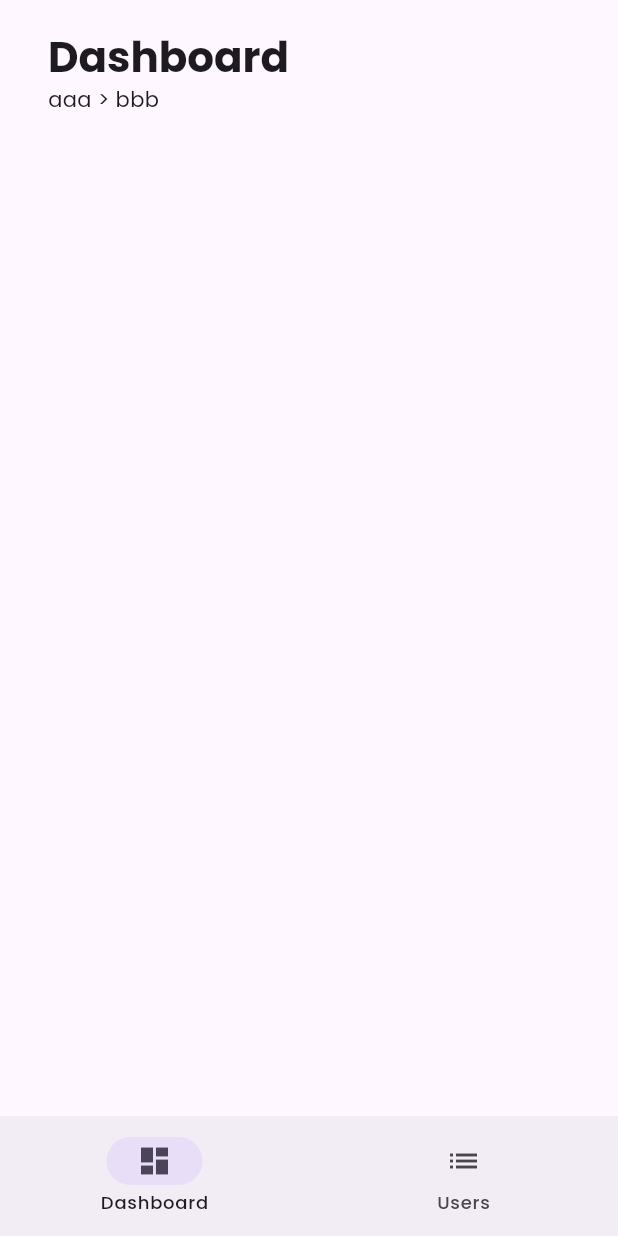
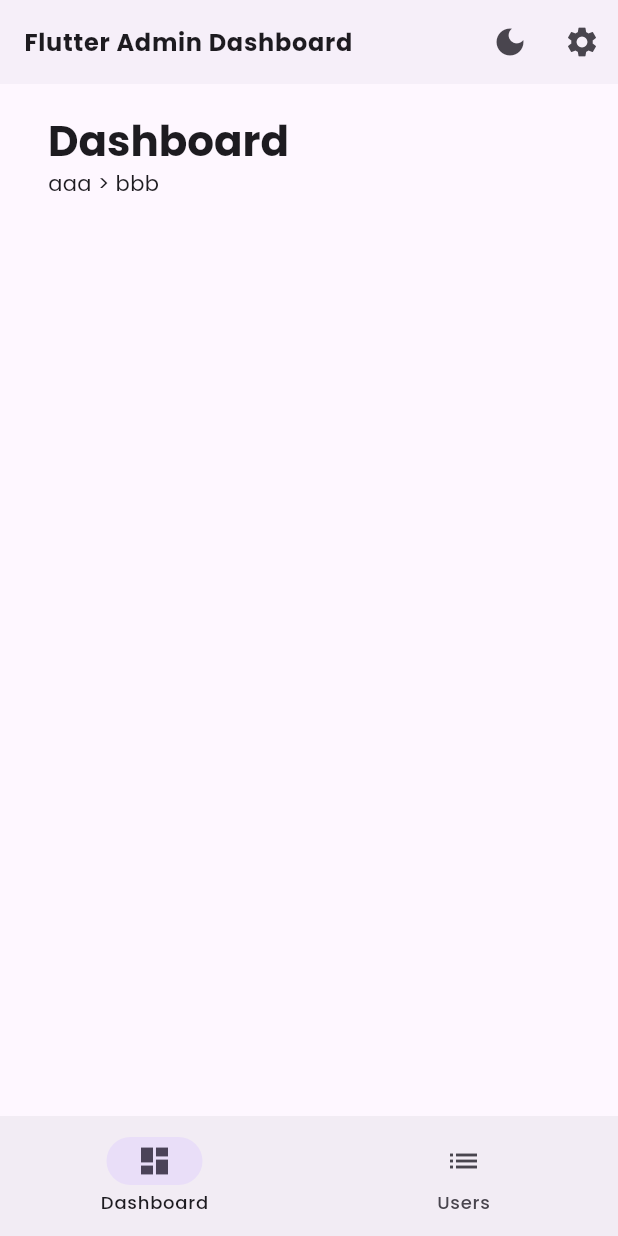
Before and after one commit to htsuruo/flutter-admin-dashboard-template, a Flutter app: the screen it shows after launch, on a phone screen of 412 x 824 dp. Run offline on Flutter 3.47's test engine with Material 2 defaults, Android fonts, the phone set to English and light mode, and no system bars; our stand-ins replace adaptive_theme, go_router, google_fonts, recase; missing offline and left inert: simple_logger.

Commit message:
Refactor navigation app bar and scaffold with navigation

```diff
--- /dev/null
+++ b/lib/navigation/navigation_app_bar.dart
@@ -0,0 +1,29 @@
+import 'package:flutter/material.dart';
+
+import 'navigation_title.dart';
+import 'theme_mode_icon_button.dart';
+
+class NavigationAppBar extends StatelessWidget implements PreferredSizeWidget {
+  const NavigationAppBar({super.key});
+
+  @override
+  Widget build(BuildContext context) {
+    return AppBar(
+      title: const NavigationTitle(),
+      centerTitle: false,
+      elevation: 1,
+      actions: [
+        const ThemeModeIconButton(),
+        IconButton(
+          icon: const Icon(Icons.settings),
+          onPressed: () {
+            // TODO(tsuruoka): なにかしらのアクション
+          },
+        ),
+      ],
+    );
+  }
+
+  @override
+  Size get preferredSize => AppBar().preferredSize;
+}
```
Also changed, not shown: lib/navigation/scaffold_with_navigation.dart (+3 -16 lines), lib/navigation/theme_mode_icon_button.dart (renamed from lib/widgets/theme_mode_icon_button.dart).
